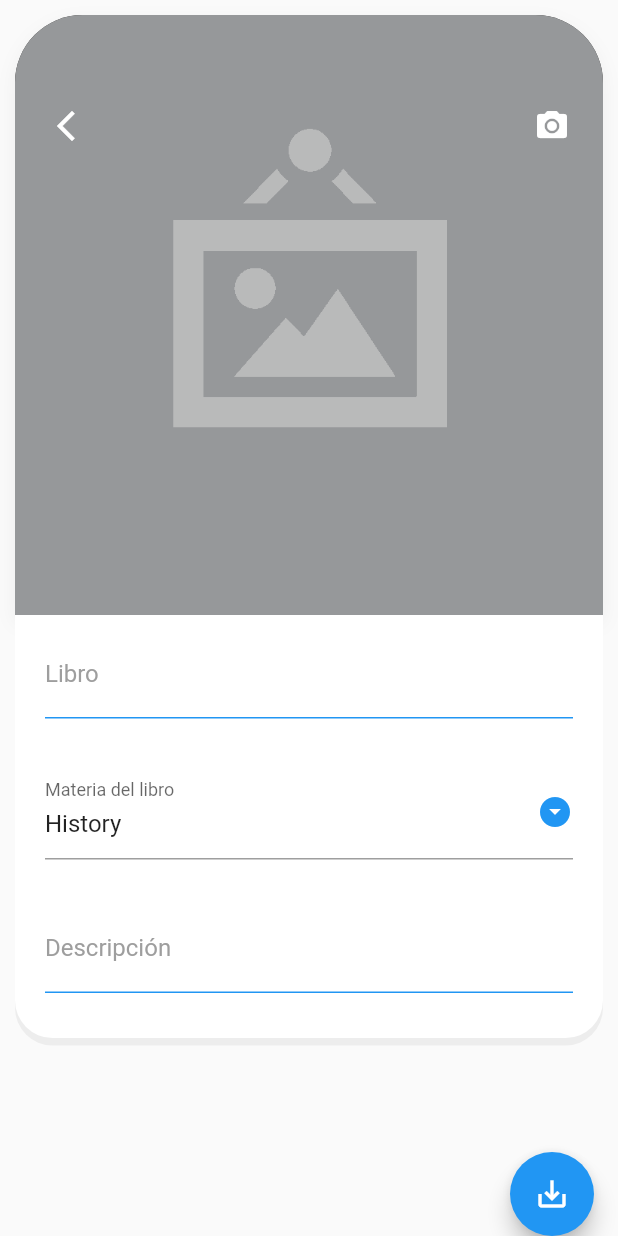
After one commit to NachoBaez18/Biblioteca_app, a Flutter app: the RegisterEditPage screen opened by its route, on a phone screen of 412 x 824 dp. The commit adds this screen. Run offline on Flutter 3.47's test engine with Material 2 defaults, Android fonts, the phone set to English and light mode, and no system bars; our stand-ins replace animate_do, font_awesome_flutter, image_picker.

Commit message:
agregamos el registro y edicion de un libro

```diff
--- a/lib/src/pages/books_list_pages.dart
+++ b/lib/src/pages/books_list_pages.dart
@@ -34,6 +34,12 @@ class BooksListPage extends StatelessWidget {
             _ListBooks(items: items)
           ],
         ),
+      ),
+      floatingActionButton: FloatingActionButton(
+        onPressed: () {
+          Navigator.pushNamed(context, 'book_register_edit');
+        },
+        child: const Icon(Icons.add),
       ),
     );
   }
--- a/lib/src/pages/pages.dart
+++ b/lib/src/pages/pages.dart
@@ -1,3 +1,5 @@
+export 'package:biblioteca_app/src/pages/register_edit_page.dart';
+
 export 'package:biblioteca_app/src/pages/book_detail_pages.dart';
 
 export 'package:biblioteca_app/src/pages/prueba_pages.dart';
--- /dev/null
+++ b/lib/src/pages/register_edit_page.dart
@@ -0,0 +1,178 @@
+import 'package:biblioteca_app/src/ui/input_decoration.dart';
+import 'package:biblioteca_app/src/widgets/widgets.dart';
+import 'package:flutter/material.dart';
+import 'package:flutter/services.dart';
+import 'package:image_picker/image_picker.dart';
+
+class RegisterEditPage extends StatelessWidget {
+  final String? url = null;
+  const RegisterEditPage({super.key});
+
+  @override
+  Widget build(BuildContext context) {
+    return Scaffold(
+        body: SingleChildScrollView(
+          child: Column(
+            children: [
+              Stack(
+                children: [
+                  const ImageRegisterEdit(),
+                  Positioned(
+                      top: 60,
+                      left: 20,
+                      child: IconButton(
+                        onPressed: () => Navigator.of(context).pop(),
+                        icon: const Icon(
+                          Icons.arrow_back_ios_new,
+                          color: Colors.white,
+                        ),
+                      )),
+                  Positioned(
+                    top: 60,
+                    right: 20,
+                    child: IconButton(
+                      onPressed: () async {
+                        final picker = ImagePicker();
+                        final PickedFile? pickeFile = await picker.getImage(
+                            source: ImageSource.camera, imageQuality: 100);
+
+                        if (pickeFile == null) {
+                          print('No selecciono nada');
+                          return;
+                        }
+                        print('Tenemos imagen ${pickeFile.path}');
+
+                        // productService
+                        //     .updateSelectedProductImage(pickeFile.path);
+                      },
+                      icon: const Icon(
+                        Icons.camera_alt,
+                        color: Colors.white,
+                      ),
+                    ),
+                  ),
+                ],
+              ),
+              _producrForm()
+            ],
+          ),
+        ),
+        floatingActionButtonLocation: FloatingActionButtonLocation.endDocked,
+        floatingActionButton: FloatingActionButton(
+            child: //productService.isSaving
+                //? CircularProgressIndicator(color: Colors.white)
+                Icon(Icons.save_alt_outlined),
+            onPressed: () {}
+            //  productService.isSaving
+            //     ? null
+            //     : () async {
+            //         if (!proudctFrom.isValidFrom()) return;
+
+            //         final String? imageUrl = await productService.uploadImage();
+            //         if (imageUrl != null) proudctFrom.product.picture = imageUrl;
+
+            //         await productService.saveOrCreate(proudctFrom.product);
+            //       },
+            ));
+  }
+}
+
+class _producrForm extends StatelessWidget {
+  @override
+  Widget build(BuildContext context) {
+    final items = [
+      'Administracion',
+      'History',
+      'Fisica',
+      'Psicologia',
+      'Nutricion',
+      'Medicina',
+      'Enfermeria',
+      'Odontologia',
+      'Contaduria',
+    ];
+
+    String? _selectedVal = 'History';
+    // final productForm = Provider.of<ProductFormProvider>(context);
+
+    //final product = productForm.product;
+    return Padding(
+      padding: const EdgeInsets.symmetric(horizontal: 10),
+      child: Container(
+        padding: const EdgeInsets.symmetric(horizontal: 20),
+        width: double.infinity,
+        decoration: _buildBoxDecoration(),
+        child: Form(
+            //  key: productForm.formKey,
+            autovalidateMode: AutovalidateMode.onUserInteraction,
+            child: Column(
+              children: [
+                const SizedBox(height: 10),
+                TextFormField(
+                  // initialValue: product.name,
+                  // onChanged: (value) => product.name = value,
+                  validator: (value) {
+                    if (value == null || value.length < 1)
+                      return 'El nombre es obligatorio';
+                  },
+                  decoration: InputDecorations.authInputDecoration(
+                      hintText: 'Nombre del Libro', labelText: 'Libro'),
+                ),
+                const SizedBox(height: 30),
+                DropdownButtonFormField(
+                  value: _selectedVal,
+                  items: items
+                      .map(
+                        (e) => DropdownMenuItem(
+                          child: Text(e),
+                          value: e,
+                        ),
+                      )
+                      .toList(),
+                  onChanged: (value) {
+                    print(value);
+                  },
+                  icon: const Icon(
+                    Icons.arrow_drop_down_circle,
+                    color: Colors.blue,
+                  ),
+                  decoration:
+                      const InputDecoration(labelText: 'Materia del libro'),
+                ),
+                const SizedBox(height: 30),
+                TextFormField(
+                  //  initialValue: '${product.price}',
+                  // inputFormatters: [
+                  //   FilteringTextInputFormatter.allow(
+                  //       RegExp(r'^(\d+)?\.?\d{0,2}'))
+                  // ],
+                  onChanged: (value) {
+                    if (double.tryParse(value) == null) {
+                      // product.price = 0;
+                    } else {
+                      // product.price = double.parse(value);
+                    }
+                  },
+                  keyboardType: TextInputType.multiline,
+                  decoration: InputDecorations.authInputDecoration(
+                      hintText: 'Pequeña descripcion del libro',
+                      labelText: 'Descripción'),
+                ),
+                const SizedBox(height: 30),
+              ],
+            )),
+      ),
+    );
+  }
+
+  BoxDecoration _buildBoxDecoration() => BoxDecoration(
+          color: Colors.white,
+          borderRadius: const BorderRadius.only(
+              bottomLeft: Radius.circular(25),
+              bottomRight: Radius.circular(25)),
+          boxShadow: [
+            BoxShadow(
+                color: Colors.black.withOpacity(0.05),
+                offset: const Offset(0, 5))
+          ]);
+}
--- a/lib/src/routes/routes.dart
+++ b/lib/src/routes/routes.dart
@@ -9,4 +9,5 @@ final Map<String, Widget Function(BuildContext)> appRoutes = {
   'books_list': (_) => const BooksListPage(),
   'prueba': (_) => PruebaPage(),
   'book_detail': (_) => const BookDetailPage(),
+  'book_register_edit': (_) => const RegisterEditPage()
 };
--- /dev/null
+++ b/lib/src/ui/input_decoration.dart
@@ -0,0 +1,20 @@
+import 'package:flutter/material.dart';
+
+class InputDecorations {
+  static InputDecoration authInputDecoration(
+      {required String hintText,
+      required String labelText,
+      IconData? prefixicon}) {
+    return InputDecoration(
+        enabledBorder: const UnderlineInputBorder(
+          borderSide: BorderSide(color: Colors.blue),
+        ),
+        focusedBorder: const UnderlineInputBorder(
+            borderSide: BorderSide(color: Colors.blue, width: 2)),
+        hintText: hintText,
+        labelText: labelText,
+        labelStyle: const TextStyle(color: Colors.grey),
+        prefixIcon:
+            prefixicon != null ? Icon(prefixicon, color: Colors.blue) : null);
+  }
+}
--- /dev/null
+++ b/lib/src/widgets/ImageRegisterEdit_widget.dart
@@ -0,0 +1,57 @@
+import 'dart:io';
+
+import 'package:flutter/material.dart';
+
+class ImageRegisterEdit extends StatelessWidget {
+  final String? url = null;
+  const ImageRegisterEdit({super.key});
+
+  @override
+  Widget build(BuildContext context) {
+    return Padding(
+      padding: const EdgeInsets.only(left: 10, right: 10, top: 10),
+      child: Container(
+        decoration: _buildBoxDecoration(),
+        width: double.infinity,
+        height: 400,
+        child: Opacity(
+          opacity: 0.8,
+          child: ClipRRect(
+              borderRadius: const BorderRadius.only(
+                  topLeft: Radius.circular(45), topRight: Radius.circular(45)),
+              child: getImage(url)),
+        ),
+      ),
+    );
+  }
+
+  BoxDecoration _buildBoxDecoration() => BoxDecoration(
+          color: Colors.black,
+          borderRadius: const BorderRadius.only(
+              topLeft: Radius.circular(45), topRight: Radius.circular(45)),
+          boxShadow: [
+            BoxShadow(
+                color: Colors.black.withOpacity(0.05),
+                blurRadius: 10,
+                offset: const Offset(0, 5))
+          ]);
+
+  Widget getImage(String? picture) {
+    if (picture == null)
+      return const Image(
+        image: AssetImage('assets/no-image.png'),
+        fit: BoxFit.cover,
+      );
+
+    // if (picture.startsWith('http'))
+    //   return FadeInImage(
+    //     image: NetworkImage(url!),
+    //     placeholder: AssetImage('assets/jar-loading.gif'),
+    //     fit: BoxFit.cover,
+    //   );
+    return Image.file(
+      File(picture),
+      fit: BoxFit.cover,
+    );
+  }
+}
--- a/lib/src/widgets/widgets.dart
+++ b/lib/src/widgets/widgets.dart
@@ -1,3 +1,5 @@
+export 'package:biblioteca_app/src/widgets/ImageRegisterEdit_widget.dart';
+
 export 'package:biblioteca_app/src/widgets/star_icons_widget.dart';
 
 export 'package:biblioteca_app/src/widgets/button_widget.dart';
--- a/pubspec.yaml
+++ b/pubspec.yaml
@@ -39,6 +39,7 @@ dependencies:
   animate_do: ^3.0.2
   provider: ^6.0.5
   font_awesome_flutter: ^10.4.0
+  image_picker: ^0.8.6+3
 
 dev_dependencies:
   flutter_test:
```
Also changed, not shown: assets/jar-loading.gif (added), assets/no-image.png (added), assets/no_image.jpg (added), pubspec.lock.
